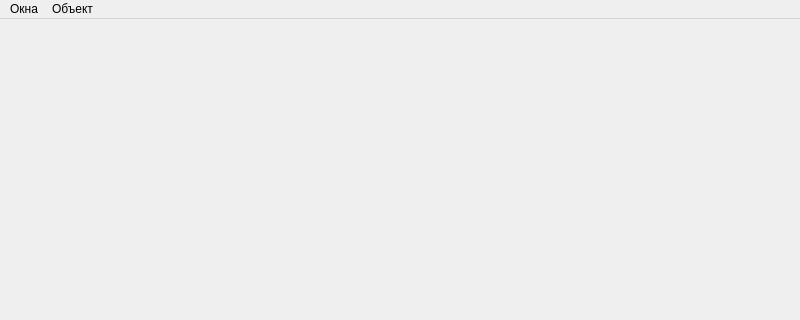
This is Gui/src/MainWindow.ui in RullDeef/cw-1 as Qt 5 draws it before an edit; both pictures show x 0 to 800 and y 0 to 320 of the 800 by 600 pixel window. The edited form follows.
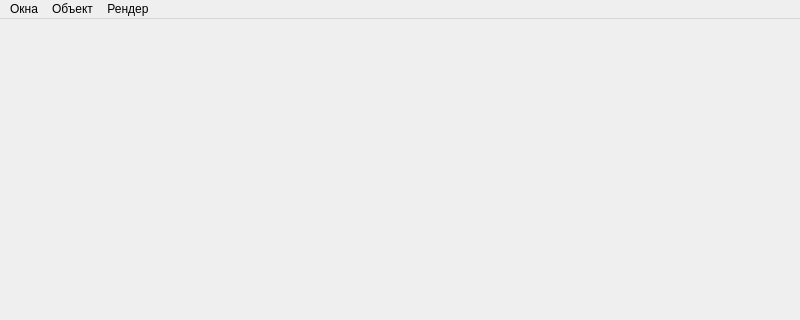
This is the edited form.

Patch:
```diff
--- a/Gui/src/MainWindow.ui
+++ b/Gui/src/MainWindow.ui
@@ -37,14 +37,21 @@
     </widget>
     <addaction name="addMenu"/>
    </widget>
-   <widget class="QMenu" name="object">
+   <widget class="QMenu" name="objectMenu">
     <property name="title">
      <string>Объект</string>
     </property>
     <addaction name="loadObject"/>
    </widget>
+   <widget class="QMenu" name="renderMenu">
+    <property name="title">
+     <string>Рендер</string>
+    </property>
+    <addaction name="saveRender"/>
+   </widget>
    <addaction name="windowMenu"/>
-   <addaction name="object"/>
+   <addaction name="objectMenu"/>
+   <addaction name="renderMenu"/>
   </widget>
   <widget class="QStatusBar" name="statusbar"/>
   <action name="ViewportWindow">
```
Left out of the diff: 17 changed lines with no effect on the pictures.
